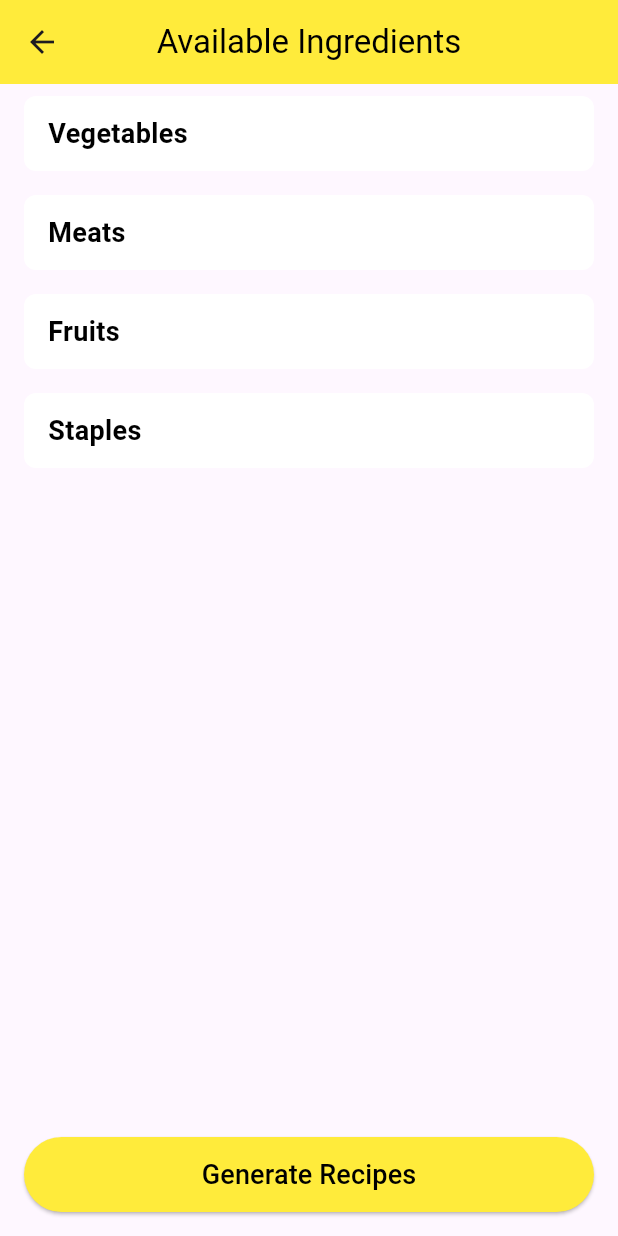
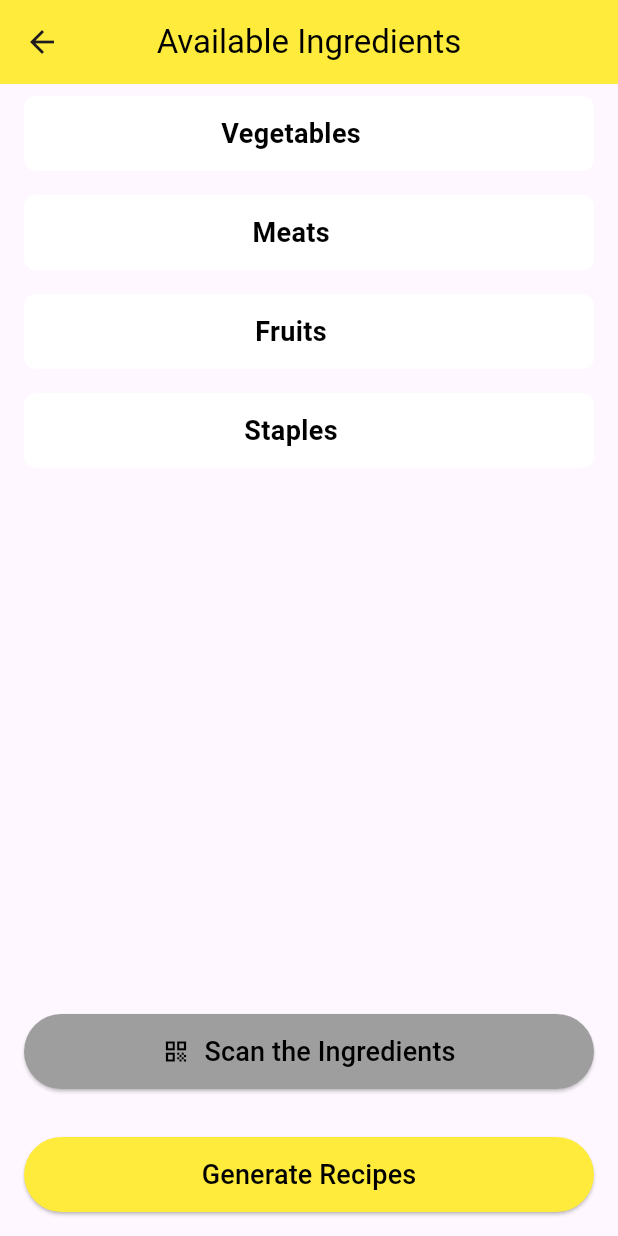
Before and after one commit to AbdhalRiyas/SriCuisine, a Flutter app: the AvailableIngredientsScreen screen opened directly, on a phone screen of 412 x 824 dp. Run offline on Flutter 3.47's test engine with Material 3 defaults, Android fonts, the phone set to English and light mode, and no system bars; our stand-ins replace google_nav_bar, iconsax; accounts and stored records are empty; Roboto replaces fonts that are missing (Times New Roman).

Commit message:
added  the  scanner  button

```diff
--- a/frontend/lib/pages.dart/available_ingredients_screen.dart
+++ b/frontend/lib/pages.dart/available_ingredients_screen.dart
@@ -199,7 +199,7 @@ class _AvailableIngredientsScreenState
                                 : null,
                           ),
                           child: Row(
-                            mainAxisAlignment: MainAxisAlignment.spaceBetween,
+                            mainAxisAlignment: MainAxisAlignment.center,
                             children: [
                               Text(
                                 category,
@@ -226,7 +226,7 @@ class _AvailableIngredientsScreenState
                     Visibility(
                       visible: isSelected && _showIngredients,
                       child: AnimatedContainer(
-                        duration: const Duration(milliseconds: 300),
+                        duration: const Duration(milliseconds: 0),
                         curve: Curves.easeInOut,
                         height: _showIngredients
                             ? MediaQuery.of(context).size.height * 0.3
@@ -234,7 +234,7 @@ class _AvailableIngredientsScreenState
                         child: Center(
                           child: SingleChildScrollView(
                             child: Column(
-                              crossAxisAlignment: CrossAxisAlignment.start,
+                              mainAxisAlignment: MainAxisAlignment.center,
                               children: _ingredients[index]
                                   .map(
                                     (ingredient) => Padding(
@@ -312,13 +312,43 @@ class _AvailableIngredientsScreenState
               child: ElevatedButton(
                 style: ElevatedButton.styleFrom(
                   foregroundColor: Colors.black,
+                  backgroundColor: Colors.grey,
+                  shape: RoundedRectangleBorder(
+                    borderRadius: BorderRadius.circular(32.0),
+                  ),
+                ),
+                onPressed: () {
+                  // Placeholder for scanner
+                },
+                child: const Row(
+                  mainAxisAlignment: MainAxisAlignment.center,
+                  children: [
+                    Icon(Icons.qr_code, color: Colors.black), // Scanner Icon
+                    SizedBox(width: 10), // Spacer
+                    Text(
+                      'Scan the Ingredients',
+                      style: TextStyle(fontSize: 18, color: Colors.black),
+                    ),
+                  ],
+                ),
+              ),
+            ),
+          ),
+          Padding(
+            padding: const EdgeInsets.all(16.0),
+            child: SizedBox(
+              width: double.infinity,
+              height: 50,
+              child: ElevatedButton(
+                style: ElevatedButton.styleFrom(
+                  foregroundColor: Colors.black,
                   backgroundColor: Colors.yellow,
                   shape: RoundedRectangleBorder(
                     borderRadius: BorderRadius.circular(32.0),
                   ),
                 ),
                 onPressed: () {
-                  // Placeholder for submitting ingredients and generating recipes
+                  // Placeholder for recipe generation
                 },
                 child: const Text(
                   'Generate Recipes',
```
